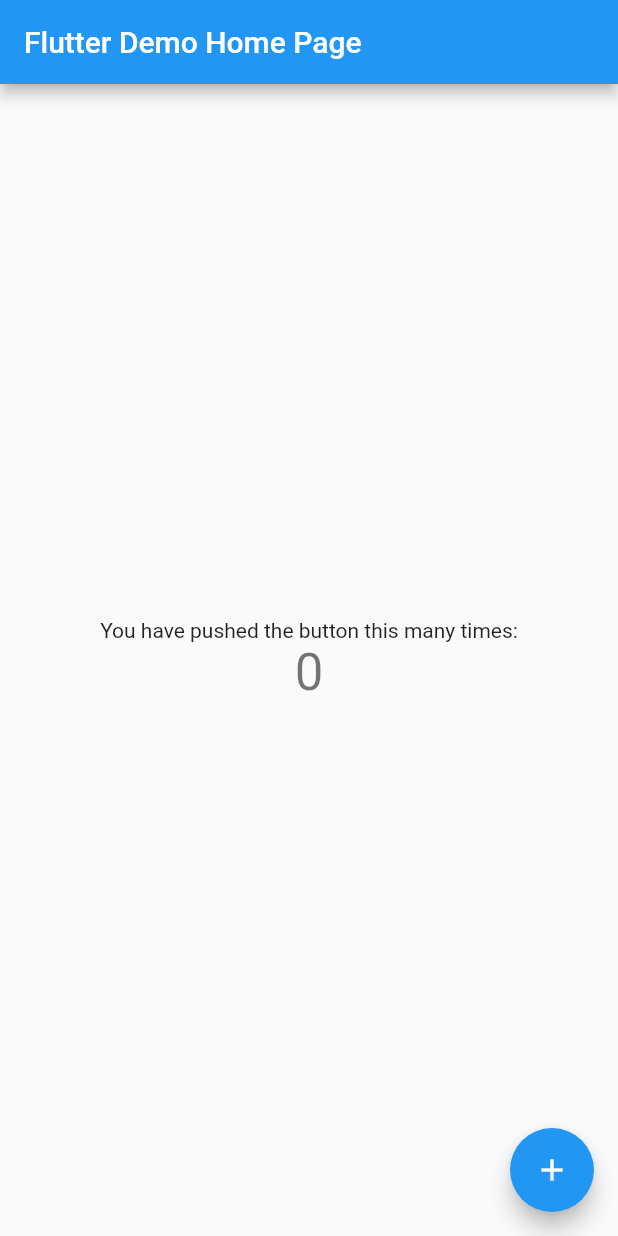
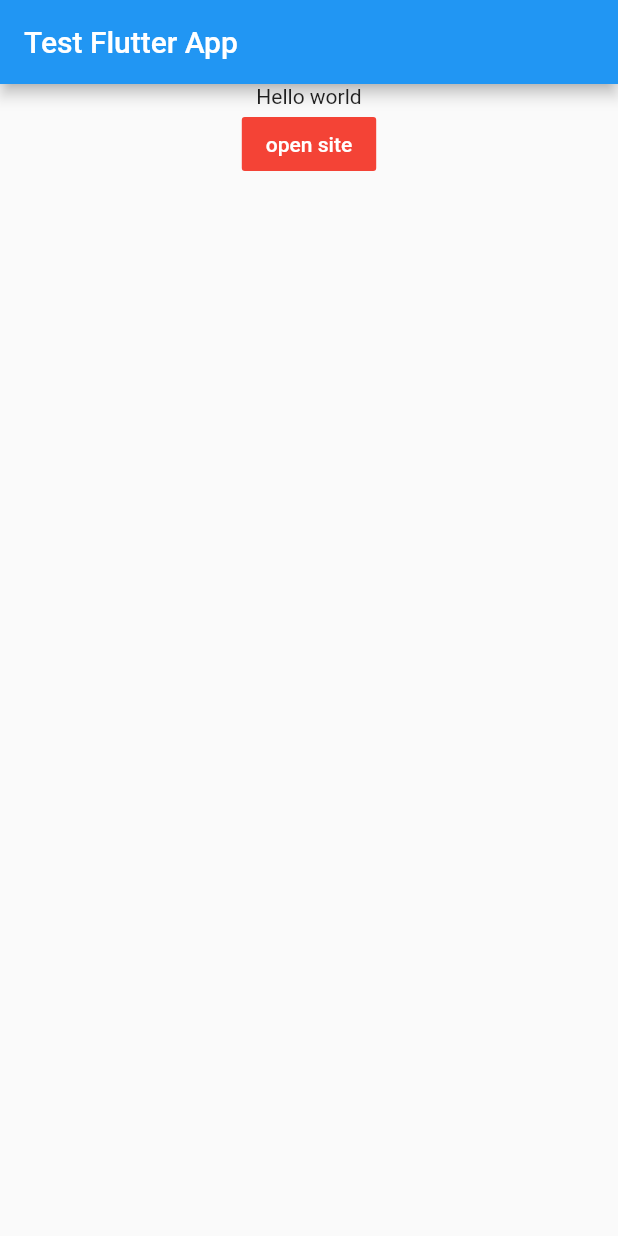
Before and after one commit to redballtoy/test_flutter, a Flutter app: the screen it shows after launch, on a phone screen of 412 x 824 dp. Run offline on Flutter 3.47's test engine with Material 2 defaults, Android fonts, the phone set to English and light mode, and no system bars.

Commit message:
added class MyBody.dart

```diff
--- /dev/null
+++ b/lib/MyBody.dart
@@ -0,0 +1,18 @@
+import 'package:flutter/material.dart';
+import 'package:flutter/widgets.dart';
+
+class MyBody extends StatelessWidget{
+
+  @override
+  Widget build(BuildContext context) {
+    return new Center(child: new Column(
+        children: [
+            new Text('Hello world'),
+          new FlatButton(onPressed: (){}
+                        , child: Text('open site')
+                        , color: Colors.red
+                        ,textColor: Colors.white,)
+        ]
+    ));
+  }
+}
--- a/lib/main.dart
+++ b/lib/main.dart
@@ -1,117 +1,20 @@
 import 'package:flutter/material.dart';
+import 'package:test_flutter/MyBody.dart';
 
 void main() {
-  runApp(MyApp());
+  runApp(new MaterialApp(
+      debugShowCheckedModeBanner: false, //скрываем надпись debug
+      home: new Scaffold(
+          appBar: new AppBar(title: new Text('Test Flutter App')),
+          /*body: new Center(
+            child: new Column(
+              children: [new Text('Hello world!')
+                        ,new FlatButton(onPressed:(){}
+                            ,child: Text('Open site'))]
+            )
+            */
+           body: new MyBody()
+          )
+      )
+  );
 }
-
-class MyApp extends StatelessWidget {
-  // This widget is the root of your application.
-  @override
-  Widget build(BuildContext context) {
-    return MaterialApp(
-      title: 'Flutter Demo',
-      theme: ThemeData(
-        // This is the theme of your application.
-        //
-        // Try running your application with "flutter run". You'll see the
-        // application has a blue toolbar. Then, without quitting the app, try
-        // changing the primarySwatch below to Colors.green and then invoke
-        // "hot reload" (press "r" in the console where you ran "flutter run",
-        // or simply save your changes to "hot reload" in a Flutter IDE).
-        // Notice that the counter didn't reset back to zero; the application
-        // is not restarted.
-        primarySwatch: Colors.blue,
-        // This makes the visual density adapt to the platform that you run
-        // the app on. For desktop platforms, the controls will be smaller and
-        // closer together (more dense) than on mobile platforms.
-        visualDensity: VisualDensity.adaptivePlatformDensity,
-      ),
-      home: MyHomePage(title: 'Flutter Demo Home Page'),
-    );
-  }
-}
-
-class MyHomePage extends StatefulWidget {
-  MyHomePage({Key key, this.title}) : super(key: key);
-
-  // This widget is the home page of your application. It is stateful, meaning
-  // that it has a State object (defined below) that contains fields that affect
-  // how it looks.
-
-  // This class is the configuration for the state. It holds the values (in this
-  // case the title) provided by the parent (in this case the App widget) and
-  // used by the build method of the State. Fields in a Widget subclass are
-  // always marked "final".
-
-  final String title;
-
-  @override
-  _MyHomePageState createState() => _MyHomePageState();
-}
-
-class _MyHomePageState extends State<MyHomePage> {
-  int _counter = 0;
-
-  void _incrementCounter() {
-    setState(() {
-      // This call to setState tells the Flutter framework that something has
-      // changed in this State, which causes it to rerun the build method below
-      // so that the display can reflect the updated values. If we changed
-      // _counter without calling setState(), then the build method would not be
-      // called again, and so nothing would appear to happen.
-      _counter++;
-    });
-  }
-
-  @override
-  Widget build(BuildContext context) {
-    // This method is rerun every time setState is called, for instance as done
-    // by the _incrementCounter method above.
-    //
-    // The Flutter framework has been optimized to make rerunning build methods
-    // fast, so that you can just rebuild anything that needs updating rather
-    // than having to individually change instances of widgets.
-    return Scaffold(
-      appBar: AppBar(
-        // Here we take the value from the MyHomePage object that was created by
-        // the App.build method, and use it to set our appbar title.
-        title: Text(widget.title),
-      ),
-      body: Center(
-        // Center is a layout widget. It takes a single child and positions it
-        // in the middle of the parent.
-        child: Column(
-          // Column is also a layout widget. It takes a list of children and
-          // arranges them vertically. By default, it sizes itself to fit its
-          // children horizontally, and tries to be as tall as its parent.
-          //
-          // Invoke "debug painting" (press "p" in the console, choose the
-          // "Toggle Debug Paint" action from the Flutter Inspector in Android
-          // Studio, or the "Toggle Debug Paint" command in Visual Studio Code)
-          // to see the wireframe for each widget.
-          //
-          // Column has various properties to control how it sizes itself and
-          // how it positions its children. Here we use mainAxisAlignment to
-          // center the children vertically; the main axis here is the vertical
-          // axis because Columns are vertical (the cross axis would be
-          // horizontal).
-          mainAxisAlignment: MainAxisAlignment.center,
-          children: <Widget>[
-            Text(
-              'You have pushed the button this many times:',
-            ),
-            Text(
-              '$_counter',
-              style: Theme.of(context).textTheme.headline4,
-            ),
-          ],
-        ),
-      ),
-      floatingActionButton: FloatingActionButton(
-        onPressed: _incrementCounter,
-        tooltip: 'Increment',
-        child: Icon(Icons.add),
-      ), // This trailing comma makes auto-formatting nicer for build methods.
-    );
-  }
-}
```
Also changed, not shown: 1 other file.
